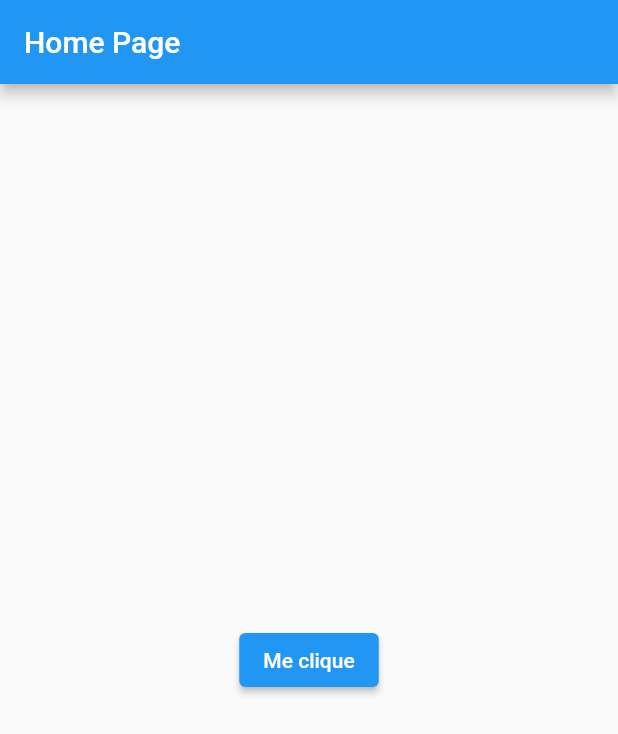
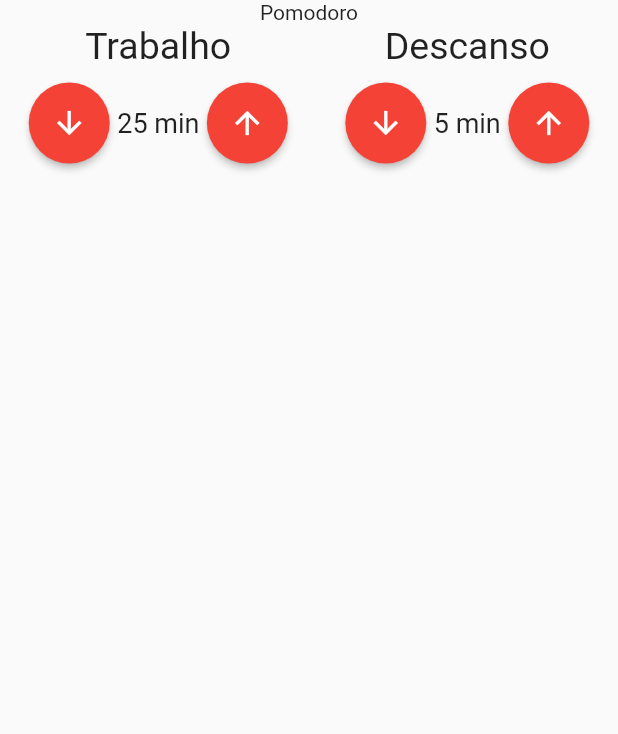
Before and after one commit to hansmboron/pomodoro, a Flutter app: the screen it shows after launch, on a phone screen of 412 x 824 dp. Shown: the top 734 px of the screen. Run offline on Flutter 3.47's test engine with Material 2 defaults, Android fonts, the phone set to English and light mode, and no system bars.

Commit message:
implement input_time widget

```diff
--- /dev/null
+++ b/lib/components/input_time.dart
@@ -0,0 +1,58 @@
+import 'package:flutter/material.dart';
+
+class InputTime extends StatelessWidget {
+  final int value;
+  final String title;
+
+  const InputTime({
+    Key? key,
+    required this.value,
+    required this.title,
+  }) : super(key: key);
+
+  @override
+  Widget build(BuildContext context) {
+    return Column(
+      crossAxisAlignment: CrossAxisAlignment.center,
+      children: [
+        Text(
+          title,
+          style: const TextStyle(fontSize: 25),
+        ),
+        const SizedBox(height: 10),
+        Row(
+          mainAxisAlignment: MainAxisAlignment.center,
+          children: [
+            ElevatedButton(
+              onPressed: () {},
+              child: const Icon(
+                Icons.arrow_downward,
+                color: Colors.white,
+              ),
+              style: ElevatedButton.styleFrom(
+                shape: const CircleBorder(),
+                padding: const EdgeInsets.all(15),
+                primary: Colors.red,
+              ),
+            ),
+            Text(
+              '$value min',
+              style: const TextStyle(fontSize: 18),
+            ),
+            ElevatedButton(
+              onPressed: () {},
+              child: const Icon(
+                Icons.arrow_upward,
+                color: Colors.white,
+              ),
+              style: ElevatedButton.styleFrom(
+                  shape: const CircleBorder(),
+                  padding: const EdgeInsets.all(15),
+                  primary: Colors.red),
+            ),
+          ],
+        ),
+      ],
+    );
+  }
+}
--- a/lib/main.dart
+++ b/lib/main.dart
@@ -1,6 +1,5 @@
 import 'package:flutter/material.dart';
-
-import 'pages/home_page.dart';
+import 'package:pomodoro/pages/pomodoro_page.dart';
 
 void main() {
   runApp(const MyApp());
@@ -12,11 +11,12 @@ class MyApp extends StatelessWidget {
   @override
   Widget build(BuildContext context) {
     return MaterialApp(
+      debugShowCheckedModeBanner: false,
       title: 'Pomodoro',
       theme: ThemeData(
         primarySwatch: Colors.blue,
       ),
-      home: const HomePage(),
+      home: const Pomodoro(),
     );
   }
 }
--- a/lib/pages/home_page.dart
+++ /dev/null
@@ -1,22 +0,0 @@
-import 'package:flutter/material.dart';
-
-class HomePage extends StatelessWidget {
-  const HomePage({Key? key}) : super(key: key);
-
-  @override
-  Widget build(BuildContext context) {
-    return Scaffold(
-      appBar: AppBar(
-        title: const Text('Home Page'),
-      ),
-      body: Center(
-        child: ElevatedButton(
-          child: const Text('Me clique'),
-          onPressed: () {
-            print('Fui clicado');
-          },
-        ),
-      ),
-    );
-  }
-}
--- /dev/null
+++ b/lib/pages/pomodoro_page.dart
@@ -0,0 +1,24 @@
+import 'package:flutter/material.dart';
+import 'package:pomodoro/components/input_time.dart';
+
+class Pomodoro extends StatelessWidget {
+  const Pomodoro({Key? key}) : super(key: key);
+
+  @override
+  Widget build(BuildContext context) {
+    return Scaffold(
+      body: Column(
+        children: [
+          const Text('Pomodoro'),
+          Row(
+            mainAxisAlignment: MainAxisAlignment.spaceAround,
+            children: const [
+              InputTime(value: 25, title: 'Trabalho'),
+              InputTime(value: 5, title: 'Descanso'),
+            ],
+          ),
+        ],
+      ),
+    );
+  }
+}
```
